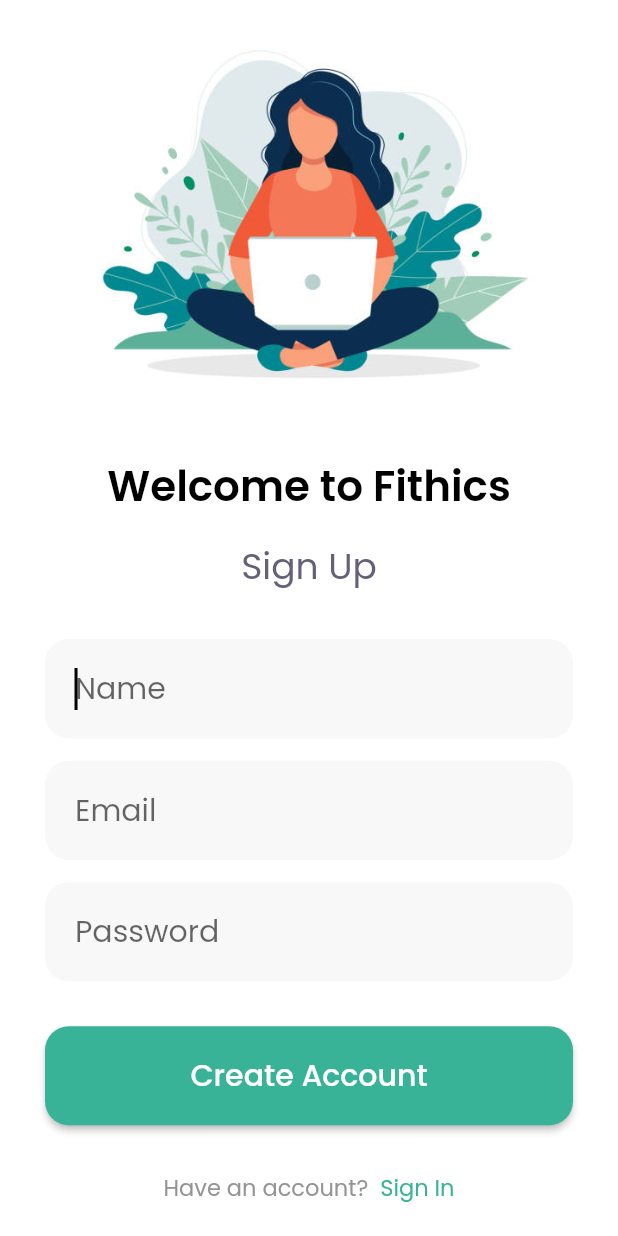
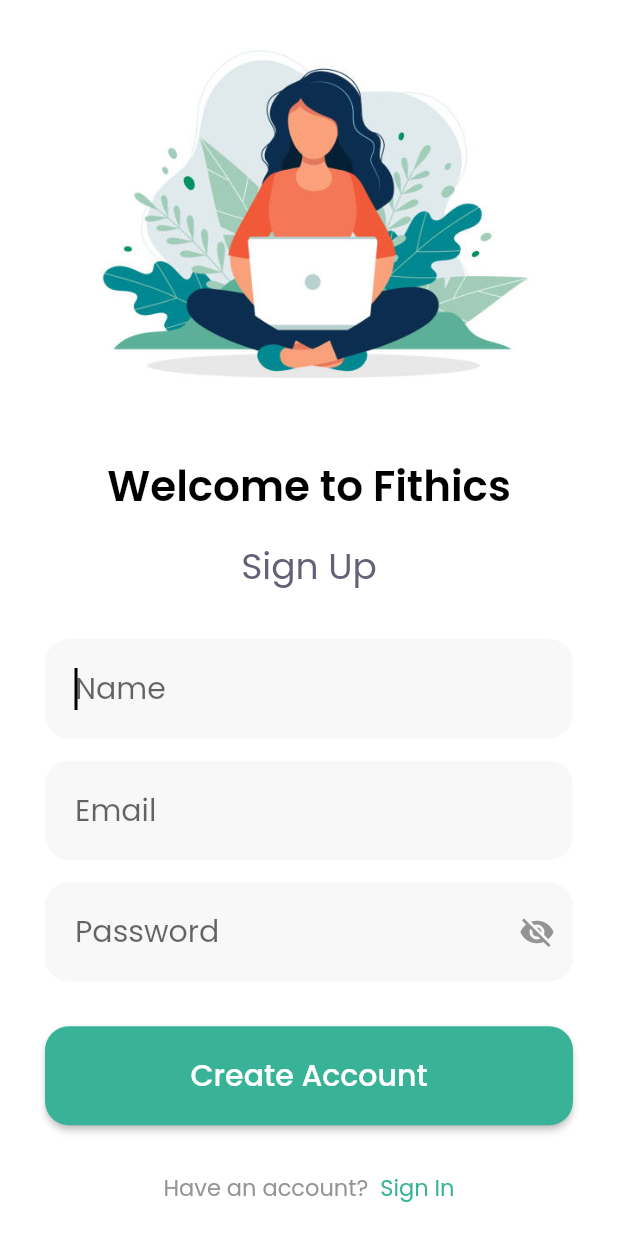
Before and after one commit to ayush712/fitness-app, a Flutter app: the screen it shows after launch, after a tap on "Sign In", after a tap on "Sign Up", on a phone screen of 412 x 824 dp. Run offline on Flutter 3.47's test engine with Material 2 defaults, Android fonts, the phone set to English and light mode, and no system bars; our stand-ins replace form_field_validator; generated files the repository leaves out were written again.

Commit message:
refactor: refactored code

```diff
--- a/assets/language/app_en.arb
+++ b/assets/language/app_en.arb
@@ -9,6 +9,7 @@
   "noAccount": "Don't have an account?",
   "haveAccount": "Have an account?",
   "or": "Or",
+  "forgot": "Forgot?",
   "forgotPassword": "Forgot Password",
   "reenterPassword": "Re-enter Password",
   "resetPassword": "Reset Password",
--- a/assets/language/app_es.arb
+++ b/assets/language/app_es.arb
@@ -9,6 +9,7 @@
   "noAccount": "Don't have an account?",
   "haveAccount": "Have an account?",
   "or": "Or",
+  "forgot": "Forgot?",
   "forgotPassword": "Forgot Password",
   "reenterPassword": "Re-enter Password",
   "resetPassword": "Reset Password",
--- a/lib/screens/sign_in/sign_in.dart
+++ b/lib/screens/sign_in/sign_in.dart
@@ -1,3 +1,4 @@
+import 'package:fithics_mobile/screens/forgot_password/forgot_password.dart';
 import 'package:fithics_mobile/screens/sign_in/components/divider_text.dart';
 import 'package:fithics_mobile/screens/sign_up/sign_up.dart';
 import 'package:fithics_mobile/shared/components/button_wrapper/button_wrapper.dart';
@@ -11,14 +12,20 @@ import 'package:provider/provider.dart';
 import 'package:flutter_gen/gen_l10n/app_localizations.dart';
 
 //import 'package:modal_progress_hud/modal_progress_hud.dart';
-class SignIn extends StatelessWidget {
+
+class SignIn extends StatefulWidget {
   static const String id = 'sign_in';
-  final showSpinner = false;
+  @override
+  _SignInState createState() => _SignInState();
+}
+
+class _SignInState extends State<SignIn> {
+  bool showSpinner = false;
+  String email = "";
+  String password = "";
+  GlobalKey<FormState> _formKey = GlobalKey<FormState>();
   @override
   Widget build(BuildContext context) {
-    String email = "";
-    String password = "";
-    final _formKey = GlobalKey<FormState>();
     return Scaffold(
       body: SafeArea(
         child: ListView(
@@ -52,42 +59,18 @@ class SignIn extends StatelessWidget {
                       SizedBox(
                         height: kSpaceBetweenTwoFields * 2,
                       ),
-                      TextFieldWrapper(
-                        placeholder: AppLocalizations.of(context)!.email,
-                        validator: emailValidator(context),
-                        onChanged: (value) {
-                          email = value;
-                        },
-                        keyboardType: TextInputType.emailAddress,
-                        autofocus: true,
-                      ),
+                      getEmailField(),
                       SizedBox(
                         height: kSpaceBetweenTwoFields,
                       ),
-                      TextFieldWrapper(
-                        placeholder: AppLocalizations.of(context)!.password,
-                        validator: passwordValidator(context),
-                        obscureText: true,
-                        onChanged: (value) {
-                          password = value;
-                        },
-                        keyboardType: TextInputType.text,
-                      ),
+                      getPasswordField(),
                       SizedBox(
                         height: kSpaceBetweenTwoFields * 2,
                       ),
                       Column(
                         crossAxisAlignment: CrossAxisAlignment.stretch,
                         children: [
-                          ButtonWrapper(
-                              buttonType: ButtonType.OutlinedButton,
-                              onPressed: () {
-                                if (_formKey.currentState!.validate()) {
-                                  print(email);
-                                  print(password);
-                                }
-                              },
-                              title: AppLocalizations.of(context)!.signIn),
+                          getButton(),
                           SizedBox(
                             height: kSpaceBetweenTwoFields * 2,
                           ),
@@ -121,4 +104,56 @@ class SignIn extends StatelessWidget {
       ),
     );
   }
+
+  TextFieldWrapper getPasswordField() {
+    return TextFieldWrapper(
+      validator: requiredValidator(
+          AppLocalizations.of(context)!.passwordRequiredError),
+      obscureText: true,
+      onChanged: (value) {
+        password = value;
+      },
+      keyboardType: TextInputType.text,
+      decoration: kTextFieldInputDecoration.copyWith(
+        hintText: AppLocalizations.of(context)!.password,
+        suffix: GestureDetector(
+          child: Text(
+            AppLocalizations.of(context)!.forgot,
+            style: TextStyle(
+                color: Theme.of(context).primaryColorDark,
+                fontWeight: FontWeight.w600,
+                fontSize: kXSmallFontSize),
+          ),
+          onTap: () => {Navigator.pushNamed(context, ForgotPassword.id)},
+        ),
+      ),
+    );
+  }
+
+  TextFieldWrapper getEmailField() {
+    return TextFieldWrapper(
+      validator: emailValidator(context),
+      onChanged: (value) {
+        email = value;
+      },
+      keyboardType: TextInputType.emailAddress,
+      autofocus: true,
+      decoration: kTextFieldInputDecoration.copyWith(
+        hintText: AppLocalizations.of(context)!.email,
+      ),
+    );
+  }
+
+  ButtonWrapper getButton() {
+    return ButtonWrapper(
+      buttonType: ButtonType.OutlinedButton,
+      onPressed: () {
+        if (_formKey.currentState!.validate()) {
+          print(email);
+          print(password);
+        }
+      },
+      title: AppLocalizations.of(context)!.signIn,
+    );
+  }
 }
--- a/lib/screens/sign_up/sign_up.dart
+++ b/lib/screens/sign_up/sign_up.dart
@@ -9,15 +9,22 @@ import 'package:provider/provider.dart';
 import 'package:flutter_gen/gen_l10n/app_localizations.dart';
 
 //import 'package:modal_progress_hud/modal_progress_hud.dart';
-class SignUp extends StatelessWidget {
+
+class SignUp extends StatefulWidget {
   static const String id = 'sign_up';
-  final showSpinner = false;
+  @override
+  _SignUpState createState() => _SignUpState();
+}
+
+class _SignUpState extends State<SignUp> {
+  bool showSpinner = false;
+  String name = "";
+  String email = "";
+  String password = "";
+  bool passwordObscured = true;
+  GlobalKey<FormState> _formKey = GlobalKey<FormState>();
   @override
   Widget build(BuildContext context) {
-    String name = "";
-    String email = "";
-    String password = "";
-    final _formKey = GlobalKey<FormState>();
     return Scaffold(
       body: SafeArea(
         child: ListView(
@@ -51,52 +58,22 @@ class SignUp extends StatelessWidget {
                       SizedBox(
                         height: kSpaceBetweenTwoFields * 2,
                       ),
-                      TextFieldWrapper(
-                        placeholder: AppLocalizations.of(context)!.name,
-                        onChanged: (value) {
-                          name = value;
-                        },
-                        keyboardType: TextInputType.name,
-                        autofocus: true,
-                      ),
+                      getNameField(),
                       SizedBox(
                         height: kSpaceBetweenTwoFields,
                       ),
-                      TextFieldWrapper(
-                        placeholder: AppLocalizations.of(context)!.email,
-                        onChanged: (value) {
-                          email = value;
-                        },
-                        keyboardType: TextInputType.emailAddress,
-                      ),
+                      getEmailField(),
                       SizedBox(
                         height: kSpaceBetweenTwoFields,
                       ),
-                      TextFieldWrapper(
-                        placeholder: AppLocalizations.of(context)!.password,
-                        obscureText: true,
-                        onChanged: (value) {
-                          password = value;
-                        },
-                        keyboardType: TextInputType.text,
-                      ),
+                      getPasswordField(),
                       SizedBox(
                         height: kSpaceBetweenTwoFields * 2,
                       ),
                       Column(
                         crossAxisAlignment: CrossAxisAlignment.stretch,
                         children: [
-                          ButtonWrapper(
-                              buttonType: ButtonType.ElevatedButton,
-                              onPressed: () {
-                                if (_formKey.currentState!.validate()) {
-                                  print(email);
-                                  print(password);
-                                  print(name);
-                                }
-                              },
-                              title:
-                                  AppLocalizations.of(context)!.createAccount),
+                          getButton(),
                           SizedBox(
                             height: kSpaceBetweenTwoFields * 2,
                           ),
@@ -121,4 +98,67 @@ class SignUp extends StatelessWidget {
       ),
     );
   }
+
+  TextFieldWrapper getNameField() {
+    return TextFieldWrapper(
+      onChanged: (value) {
+        name = value;
+      },
+      keyboardType: TextInputType.name,
+      autofocus: true,
+      decoration: kTextFieldInputDecoration.copyWith(
+        hintText: AppLocalizations.of(context)!.name,
+      ),
+    );
+  }
+
+  TextFieldWrapper getPasswordField() {
+    return TextFieldWrapper(
+      obscureText: passwordObscured,
+      onChanged: (value) {
+        password = value;
+      },
+      keyboardType: TextInputType.text,
+      decoration: kTextFieldInputDecoration.copyWith(
+        hintText: AppLocalizations.of(context)!.password,
+        suffixIcon: IconButton(
+          icon: Icon(
+            passwordObscured ? Icons.visibility_off : Icons.visibility,
+            color: Theme.of(context).primaryColorLight,
+          ),
+          onPressed: () {
+            setState(() {
+              passwordObscured = !passwordObscured;
+            });
+          },
+        ),
+      ),
+    );
+  }
+
+  TextFieldWrapper getEmailField() {
+    return TextFieldWrapper(
+      onChanged: (value) {
+        email = value;
+      },
+      keyboardType: TextInputType.emailAddress,
+      decoration: kTextFieldInputDecoration.copyWith(
+        hintText: AppLocalizations.of(context)!.email,
+      ),
+    );
+  }
+
+  ButtonWrapper getButton() {
+    return ButtonWrapper(
+      buttonType: ButtonType.ElevatedButton,
+      onPressed: () {
+        if (_formKey.currentState!.validate()) {
+          print(email);
+          print(password);
+          print(name);
+        }
+      },
+      title: AppLocalizations.of(context)!.createAccount,
+    );
+  }
 }
--- a/lib/shared/components/text_field_wrapper/text_field_wrapper.dart
+++ b/lib/shared/components/text_field_wrapper/text_field_wrapper.dart
@@ -1,21 +1,20 @@
-import 'package:fithics_mobile/shared/constants/styles.dart';
 import 'package:flutter/material.dart';
 
 class TextFieldWrapper extends StatelessWidget {
-  final String placeholder;
   final Function onChanged;
   final TextInputType keyboardType;
   final bool obscureText;
   final String obscuringCharacter = '*';
   final bool autofocus;
+  final InputDecoration? decoration;
   final validator;
   TextFieldWrapper(
-      {required this.placeholder,
-      required this.onChanged,
+      {required this.onChanged,
       this.validator,
       this.obscureText = false,
       this.keyboardType = TextInputType.text,
-      this.autofocus = false});
+      this.autofocus = false,
+      this.decoration});
   @override
   Widget build(BuildContext context) {
     return TextFormField(
@@ -25,7 +24,8 @@ class TextFieldWrapper extends StatelessWidget {
       onChanged: (value) => onChanged(value),
       autofocus: autofocus,
       textInputAction: TextInputAction.next,
-        decoration: kTextFieldInputDecoration.copyWith(hintText: placeholder),
-        validator: (val) => validator?.call(val));
+      decoration: decoration,
+      validator: (val) => validator?.call(val),
+    );
   }
 }
--- a/lib/shared/constants/themes.dart
+++ b/lib/shared/constants/themes.dart
@@ -4,6 +4,8 @@ import 'package:flutter/material.dart';
 ThemeData lightTheme = ThemeData(
   fontFamily: kFontFamily,
   primaryColor: LightThemeVaribles.kThemeColor,
+  primaryColorDark: LightThemeVaribles.kTextFieldTextColor,
+  primaryColorLight: LightThemeVaribles.kTextFieldPlaceholderColor,
   focusColor: LightThemeVaribles.kTextFieldTextColor,
   accentColor: LightThemeVaribles.kPrimaryTextColor,
   secondaryHeaderColor: LightThemeVaribles.kTertiaryTextColor,
@@ -12,7 +14,16 @@ ThemeData lightTheme = ThemeData(
   scaffoldBackgroundColor: LightThemeVaribles.kAppBackgroundColor,
   inputDecorationTheme: InputDecorationTheme(
     errorStyle: TextStyle(
-        backgroundColor: LightThemeVaribles.kTextFieldErrorBackgroundColor),
+      color: LightThemeVaribles.kTextFieldErrorColor,
+    ),
+    errorBorder: OutlineInputBorder(
+      borderRadius: BorderRadius.all(
+        Radius.circular(kFieldBorderRadius),
+      ),
+      borderSide: BorderSide(
+        color: LightThemeVaribles.kTextFieldErrorBorderColor,
+      ),
+    ),
     helperStyle: TextStyle(
       color: LightThemeVaribles.kTextFieldPlaceholderColor,
     ),
@@ -109,6 +120,8 @@ ThemeData lightTheme = ThemeData(
 ThemeData darkTheme = ThemeData(
   fontFamily: kFontFamily,
   primaryColor: DarkThemeVaribles.kThemeColor,
+  primaryColorDark: LightThemeVaribles.kTextFieldTextColor,
+  primaryColorLight: LightThemeVaribles.kTextFieldPlaceholderColor,
   focusColor: DarkThemeVaribles.kTextFieldTextColor,
   accentColor: DarkThemeVaribles.kPrimaryColor,
   secondaryHeaderColor: DarkThemeVaribles.kTertiaryColor,
@@ -117,7 +130,15 @@ ThemeData darkTheme = ThemeData(
   scaffoldBackgroundColor: DarkThemeVaribles.kAppBackgroundColor,
   inputDecorationTheme: InputDecorationTheme(
     errorStyle: TextStyle(
-      backgroundColor: DarkThemeVaribles.kTextFieldErrorBackgroundColor,
+      color: LightThemeVaribles.kTextFieldErrorColor,
+    ),
+    errorBorder: OutlineInputBorder(
+      borderRadius: BorderRadius.all(
+        Radius.circular(kFieldBorderRadius),
+      ),
+      borderSide: BorderSide(
+        color: LightThemeVaribles.kTextFieldErrorBorderColor,
+      ),
     ),
     helperStyle: TextStyle(
       color: DarkThemeVaribles.kTextFieldPlaceholderColor,
```
Also changed, not shown: lib/screens/forgot_password/forgot_password.dart (+99 -43 lines), lib/shared/constants/styles.dart (+8 -0 lines). Lines whose indentation alone changed are shown as unchanged.
